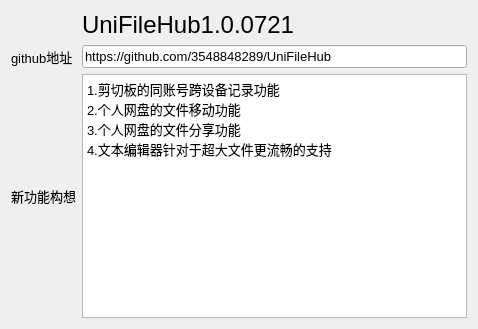
This is MoreFunction/MoreFunction.ui in 3548848289/UniFileHub as Qt 5 draws it before an edit. The edited form follows.
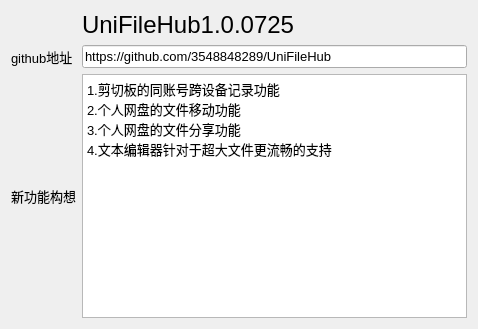
This is the edited form. Icons and pictures are not drawn.

Patch:
```diff
--- a/MoreFunction/MoreFunction.ui
+++ b/MoreFunction/MoreFunction.ui
@@ -82,7 +82,7 @@
       </font>
      </property>
      <property name="text">
-      <string>UniFileHub1.0.0721</string>
+      <string>UniFileHub1.0.0725</string>
      </property>
     </widget>
    </item>
```
